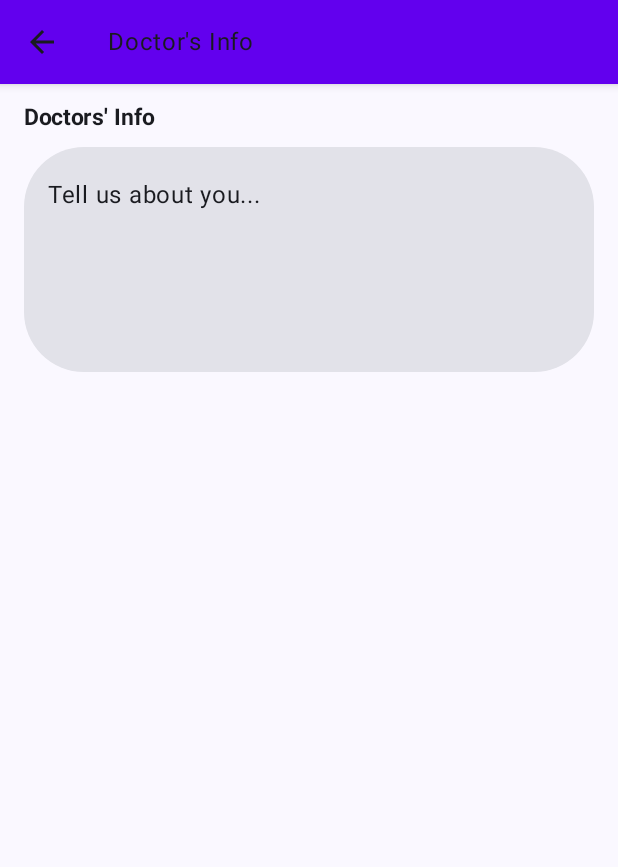
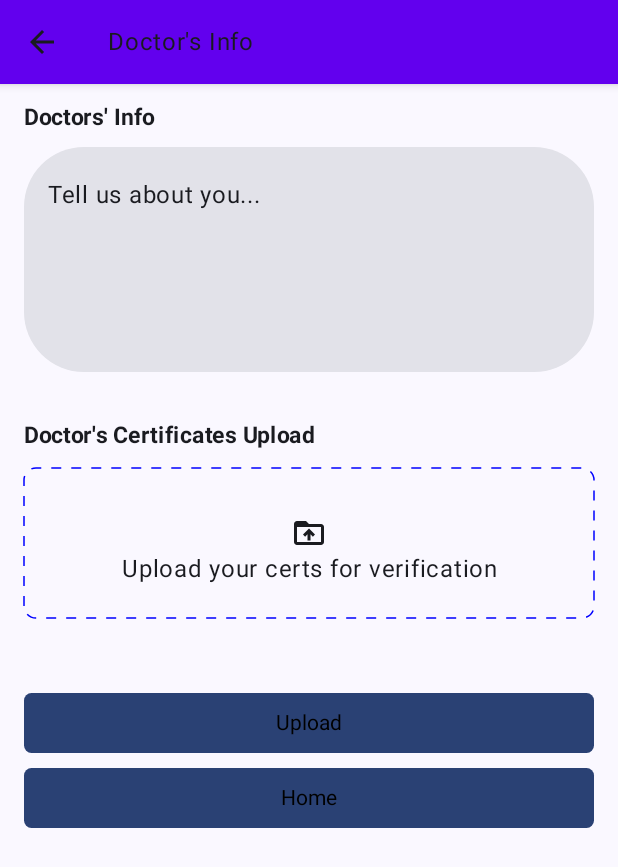
Before and after one commit to NancyN00/SaveTogether, an Android app built with Jetpack Compose: the composable DctMedicalInfoScreen shown on its own in the app's theme, on a phone screen of 412 x 824 dp. Shown: the top 867 px of the screen. Run offline under Robolectric (Android 15) with nearby library versions, the phone set to English and light mode, and no system bars.

Commit message:
add doctor upload components

```diff
--- a/app/src/main/java/com/example/savetogether/components/authcomponents/ButtonContent.kt
+++ b/app/src/main/java/com/example/savetogether/components/authcomponents/ButtonContent.kt
@@ -7,6 +7,7 @@ import androidx.compose.material.Text
 import androidx.compose.material3.Button
 import androidx.compose.runtime.Composable
 import androidx.compose.ui.Modifier
+import androidx.compose.ui.tooling.preview.Preview
 import androidx.compose.ui.unit.dp
 
 @Composable
@@ -18,7 +19,8 @@ fun ButtonContent(
 
     Button(
         onClick =  onClick,
-        modifier = modifier.fillMaxWidth()
+        modifier = modifier
+            .fillMaxWidth()
             .height(40.dp),
         shape = RoundedCornerShape(5.dp),
 
@@ -30,3 +32,9 @@ fun ButtonContent(
     }
 
 }
+
+@Preview
+@Composable
+fun BtnContentPreview(){
+    ButtonContent(modifier = Modifier, onClick = { /*TODO*/ }, btnText = "Save")
+}
--- /dev/null
+++ b/app/src/main/java/com/example/savetogether/components/dctmedicalinfocomponents/DctCertUploadComponents.kt
@@ -0,0 +1,114 @@
+package com.example.savetogether.components.dctmedicalinfocomponents
+
+import androidx.compose.foundation.clickable
+import androidx.compose.foundation.layout.Arrangement
+import androidx.compose.foundation.layout.Box
+import androidx.compose.foundation.layout.Column
+import androidx.compose.foundation.layout.Row
+import androidx.compose.foundation.layout.Spacer
+import androidx.compose.foundation.layout.fillMaxSize
+import androidx.compose.foundation.layout.fillMaxWidth
+import androidx.compose.foundation.layout.height
+import androidx.compose.foundation.layout.size
+import androidx.compose.material.icons.Icons
+import androidx.compose.material.icons.filled.DriveFolderUpload
+import androidx.compose.material3.Icon
+import androidx.compose.material3.Text
+import androidx.compose.runtime.Composable
+import androidx.compose.ui.Alignment
+import androidx.compose.ui.Modifier
+import androidx.compose.ui.composed
+import androidx.compose.ui.draw.drawWithCache
+import androidx.compose.ui.geometry.CornerRadius
+import androidx.compose.ui.graphics.Color
+import androidx.compose.ui.graphics.Color.Companion.Blue
+import androidx.compose.ui.graphics.PathEffect
+import androidx.compose.ui.graphics.drawscope.Stroke
+import androidx.compose.ui.platform.LocalDensity
+import androidx.compose.ui.res.stringResource
+import androidx.compose.ui.text.font.FontWeight
+import androidx.compose.ui.text.style.TextAlign
+import androidx.compose.ui.tooling.preview.Preview
+import androidx.compose.ui.unit.Dp
+import androidx.compose.ui.unit.dp
+import androidx.compose.ui.unit.sp
+import com.example.savetogether.R
+
+@Composable
+fun DctCertUploadComponents(
+    onClick: () -> Unit
+) {
+
+    Text(text = "Doctor's Certificates Upload",
+        modifier = Modifier,
+        fontWeight = FontWeight.Bold,
+        fontSize = 15.sp
+        )
+
+    Spacer(modifier = Modifier.height(10.dp))
+
+    Box(
+        Modifier
+            .fillMaxWidth()
+            .size(850.dp, 100.dp)
+            .dashedBorder(1.dp, Blue, 8.dp)
+            .clickable { onClick() },
+        contentAlignment = Alignment.Center,
+
+        ) {
+        Column(
+            modifier = Modifier
+                .fillMaxWidth(),
+            horizontalAlignment = Alignment.CenterHorizontally
+
+       //   verticalArrangement = Arrangement.Center
+        ) {
+            Spacer(modifier = Modifier.height(10.dp))
+
+            Icon(
+                imageVector = Icons.Default.DriveFolderUpload, contentDescription = stringResource(
+                    R.string.file_upload
+                )
+            )
+            Text(
+                text = "Upload your certs for verification",
+                textAlign = TextAlign.Center,
+            )
+
+        }
+
+    }
+}
+
+fun Modifier.dashedBorder(strokeWidth: Dp, color: Color, cornerRadiusDp: Dp) = composed(
+    factory = {
+        val density = LocalDensity.current
+        val strokeWidthPx = density.run { strokeWidth.toPx() }
+        val cornerRadiusPx = density.run { cornerRadiusDp.toPx() }
+
+        this.then(
+            Modifier.drawWithCache {
+                onDrawBehind {
+                    val stroke = Stroke(
+                        width = strokeWidthPx,
+                        pathEffect = PathEffect.dashPathEffect(floatArrayOf(10f, 10f), 0f)
+                    )
+
+                    drawRoundRect(
+                        color = color,
+                        style = stroke,
+                        cornerRadius = CornerRadius(cornerRadiusPx)
+                    )
+                }
+            }
+        )
+    }
+)
+
+@Preview
+@Composable
+fun DctCertUploadComponentsPreview() {
+  DctCertUploadComponents {
+
+  }
+}
--- a/app/src/main/java/com/example/savetogether/components/dctmedicalinfocomponents/DctMedicalInfoComponent.kt
+++ b/app/src/main/java/com/example/savetogether/components/dctmedicalinfocomponents/DctMedicalInfoComponent.kt
@@ -70,6 +70,8 @@ fun DctMedicalInfoComponent() {
                                     modifier = Modifier.padding(start = 8.dp, top = 10.dp)
                                     )
                             }
+
+                            //this is the actual text
                             innerTextField()
                         }
 
@@ -78,7 +80,6 @@ fun DctMedicalInfoComponent() {
 
 
                 }
-
 
             }
         }
--- a/app/src/main/java/com/example/savetogether/screens/DctMedicalInfoScreen.kt
+++ b/app/src/main/java/com/example/savetogether/screens/DctMedicalInfoScreen.kt
@@ -1,6 +1,7 @@
 package com.example.savetogether.screens
 
 import android.annotation.SuppressLint
+import android.widget.Toast
 import androidx.compose.foundation.layout.Column
 import androidx.compose.foundation.layout.Spacer
 import androidx.compose.foundation.layout.fillMaxWidth
@@ -16,28 +17,35 @@ import androidx.compose.material3.Scaffold
 import androidx.compose.material3.Text
 import androidx.compose.runtime.Composable
 import androidx.compose.ui.Modifier
+import androidx.compose.ui.platform.LocalContext
 import androidx.compose.ui.res.stringResource
 import androidx.compose.ui.tooling.preview.Preview
 import androidx.compose.ui.unit.dp
 import androidx.navigation.NavHostController
 import androidx.navigation.compose.rememberNavController
 import com.example.savetogether.R
+import com.example.savetogether.components.authcomponents.ButtonContent
+import com.example.savetogether.components.dctmedicalinfocomponents.DctCertUploadComponents
 import com.example.savetogether.components.dctmedicalinfocomponents.DctMedicalInfoComponent
 import com.example.savetogether.navigation.Screens
 
 @SuppressLint("UnusedMaterial3ScaffoldPaddingParameter")
 @OptIn(ExperimentalMaterial3Api::class)
 @Composable
-fun DctMedicalInfoScreen(navController : NavHostController){
+fun DctMedicalInfoScreen(navController: NavHostController) {
+
     Scaffold(
         topBar = {
-            TopAppBar (
+            TopAppBar(
                 title = {
                     Text(text = stringResource(R.string.doctor_s_info))
                 },
                 navigationIcon = {
                     IconButton(onClick = { navController.navigate(Screens.RegistrationScreen.name) }) {
-                        Icon(imageVector = Icons.AutoMirrored.Default.ArrowBack , contentDescription = "Arrow back icon")
+                        Icon(
+                            imageVector = Icons.AutoMirrored.Default.ArrowBack,
+                            contentDescription = "Arrow back icon"
+                        )
                     }
                 }
             )
@@ -48,9 +56,32 @@ fun DctMedicalInfoScreen(navController : NavHostController){
 
         Column(modifier = Modifier.padding(16.dp)) {
 
+            val context = LocalContext.current
+
             Spacer(modifier = Modifier.height(50.dp))
 
             DctMedicalInfoComponent()
+
+            Spacer(modifier = Modifier.height(30.dp))
+
+            DctCertUploadComponents {}
+
+            Spacer(modifier = Modifier.height(50.dp))
+
+            ButtonContent(modifier = Modifier, onClick = {
+                Toast.makeText(context, "uploaded", Toast.LENGTH_SHORT).show()
+
+
+            }, btnText = stringResource(R.string.upload))
+
+            Spacer(modifier = Modifier.height(10.dp))
+
+            ButtonContent(
+                modifier = Modifier,
+                onClick = { Toast.makeText(context, "clicked", Toast.LENGTH_SHORT).show() },
+                btnText = stringResource(R.string.home)
+            )
+
 
         }
 
@@ -59,7 +90,7 @@ fun DctMedicalInfoScreen(navController : NavHostController){
 
 @Composable
 @Preview
-fun DctMedicalInfoScreen(){
+fun DctMedicalInfoScreen() {
     val navController = rememberNavController()
 
     DctMedicalInfoScreen(navController = navController)
--- a/app/src/main/res/values/strings.xml
+++ b/app/src/main/res/values/strings.xml
@@ -28,4 +28,7 @@
     <string name="choose_doctor">Choose Doctor</string>
     <string name="medical_info">Medical Info</string>
     <string name="doctor_s_info">Doctor\'s Info</string>
+    <string name="file_upload">File Upload</string>
+    <string name="upload">Upload</string>
+    <string name="home">Home</string>
 </resources>
```
